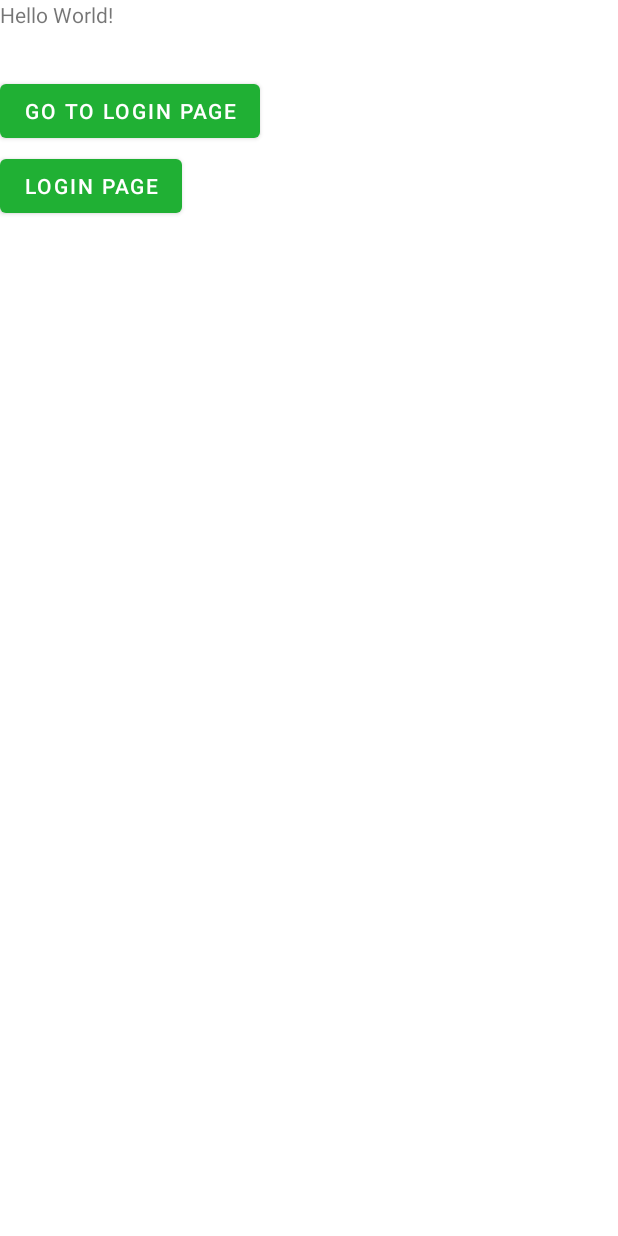
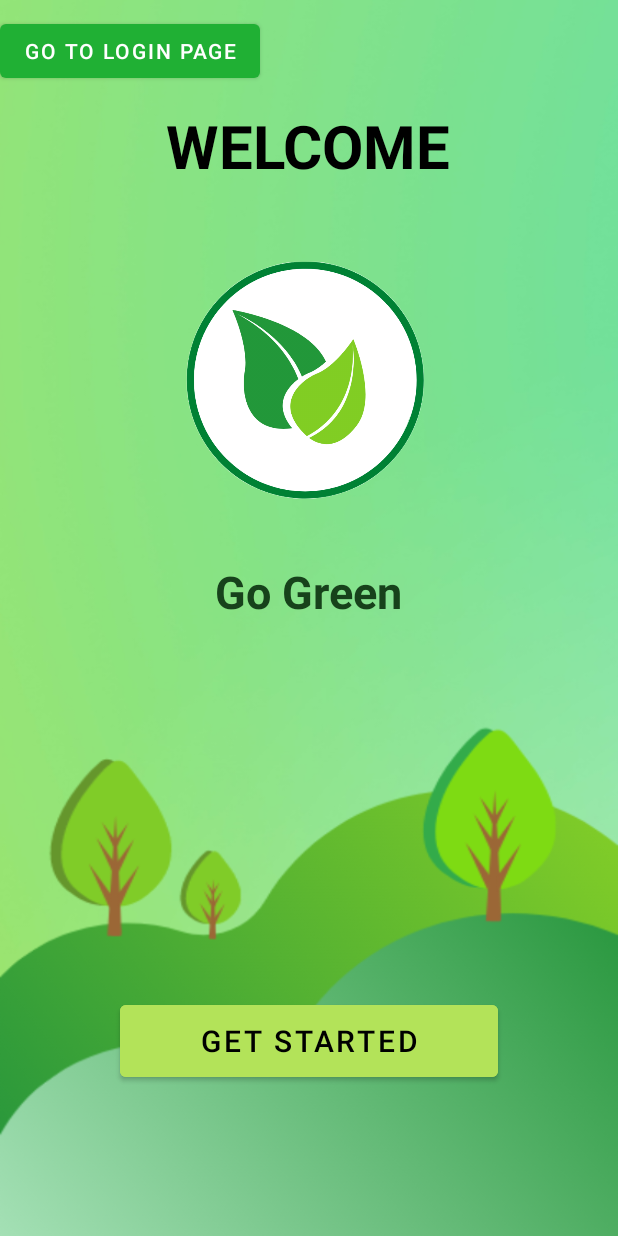
Before and after one commit to kylewong99/recycle-app, an Android app: the screen it shows after launch (MainActivity), on a phone screen of 412 x 824 dp. Run offline under Robolectric (Android 15) with nearby library versions, the phone set to English and light mode, and no system bars.

Commit message:
Added Main Page

```diff
--- a/app/src/main/res/layout/activity_main.xml
+++ b/app/src/main/res/layout/activity_main.xml
@@ -5,29 +5,62 @@
     xmlns:tools="http://schemas.android.com/tools"
     android:layout_width="match_parent"
     android:layout_height="match_parent"
+    android:background="@drawable/background2"
     tools:context=".MainActivity">
-
-    <TextView
-        android:layout_width="wrap_content"
-        android:layout_height="wrap_content"
-        android:text="Hello World!"
-        app:layout_constraintBottom_toBottomOf="parent"
-        app:layout_constraintLeft_toLeftOf="parent"
-        app:layout_constraintRight_toRightOf="parent"
-        app:layout_constraintTop_toTopOf="parent" />
 
     <Button
         android:id="@+id/login_button"
         android:layout_width="wrap_content"
         android:layout_height="wrap_content"
-        android:layout_marginTop="50dp"
+        android:layout_marginTop="10dp"
         android:text="Go to login Page"/>
+
+    <TextView
+        android:id="@+id/Title"
+        android:layout_width="wrap_content"
+        android:layout_height="wrap_content"
+        android:text="WELCOME"
+        android:textSize="40sp"
+        android:textStyle="bold"
+        android:textColor="@color/black"
+        android:layout_centerHorizontal="true"
+        android:layout_marginTop="70dp">
+    </TextView>
+
+    <ImageView
+        android:id="@+id/logo"
+        android:layout_width="250dp"
+        android:layout_height="250dp"
+        android:layout_below="@+id/Title"
+        android:layout_centerHorizontal="true"
+        android:src="@drawable/app_logo">
+    </ImageView>
+
+    <TextView
+        android:id="@+id/app_name"
+        android:layout_width="wrap_content"
+        android:layout_height="wrap_content"
+        android:text="@string/app_name"
+        android:textSize="30sp"
+        android:textColor="@color/dark_green"
+        android:textStyle="bold"
+        android:layout_below="@+id/logo"
+        android:layout_centerHorizontal="true">
+    </TextView>
 
     <Button
         android:id="@+id/login_button2"
-        android:layout_width="wrap_content"
-        android:layout_height="wrap_content"
-        android:layout_marginTop="100dp"
-        android:text="Login Page" />
+        android:layout_width="match_parent"
+        android:layout_height="60dp"
+        android:layout_alignParentBottom="true"
+        android:layout_marginBottom="100dp"
+        android:layout_centerHorizontal="true"
+        android:layout_marginLeft="80dp"
+        android:layout_marginRight="80dp"
+        android:backgroundTint="#B3E359"
+        android:textSize="20sp"
+        android:text="GET STARTED"
+        android:textAllCaps="true"
+        android:textColor="@color/black" />
 
 </RelativeLayout>
--- a/app/src/main/res/values/colors.xml
+++ b/app/src/main/res/values/colors.xml
@@ -9,4 +9,5 @@
     <color name="white">#FFFFFFFF</color>
     <color name="blue">#3399FF</color>
     <color name="red">#FF3333</color>
+    <color name="dark_green">#17421B</color>
 </resources>
```
Also changed, not shown: app/src/main/res/drawable-v24/app_logo.png (added).
